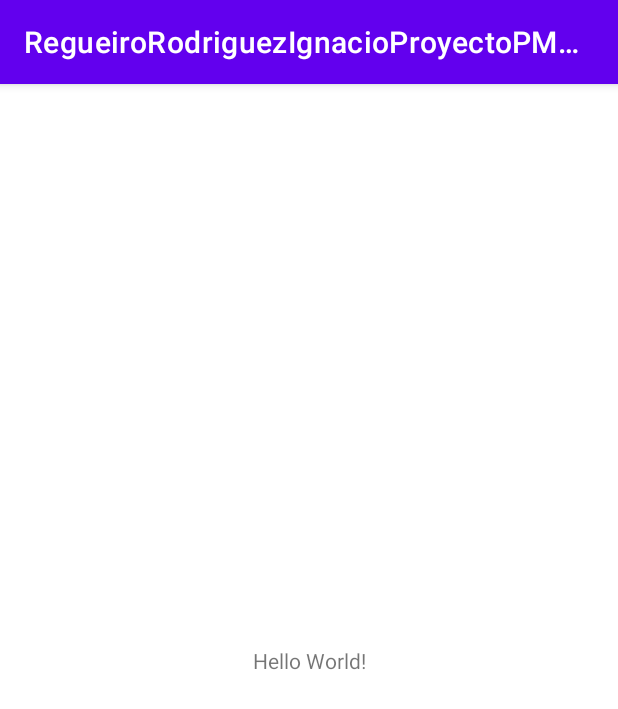
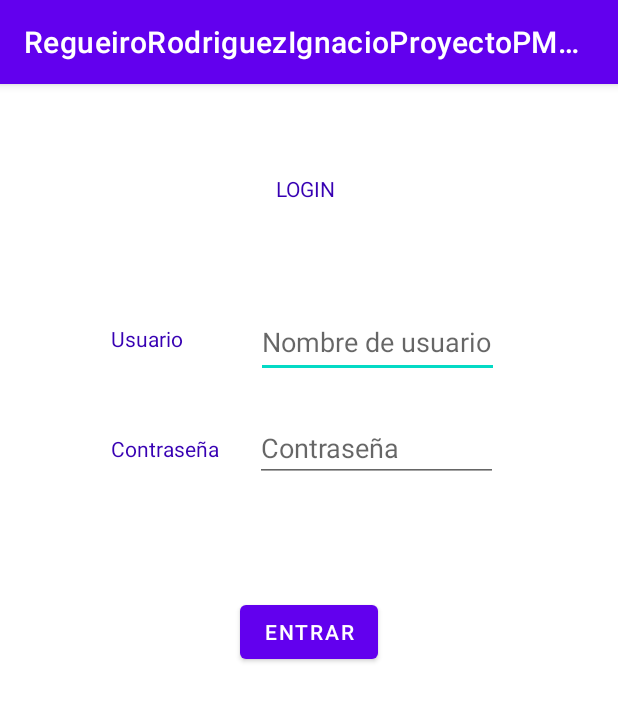
Before and after one commit to nachoregueiro/RegueiroRodriguezIgnacioProyectoPMDM, an Android app: the screen it shows after launch (MainActivity), on a phone screen of 412 x 824 dp. Shown: the top 709 px of the screen. Run offline under Robolectric (Android 15) with nearby library versions, the phone set to English and light mode, and no system bars.

Commit message:
Creado el proyecto.

```diff
--- a/app/src/main/AndroidManifest.xml
+++ b/app/src/main/AndroidManifest.xml
@@ -10,6 +10,9 @@
         android:supportsRtl="true"
         android:theme="@style/Theme.RegueiroRodriguezIgnacioProyectoPMDM">
         <activity
+            android:name=".SegundaActivity"
+            android:exported="true" />
+        <activity
             android:name=".MainActivity"
             android:exported="true">
             <intent-filter>
--- a/app/src/main/java/es/regueirorodriguezignacioproyectopmdm/MainActivity.kt
+++ b/app/src/main/java/es/regueirorodriguezignacioproyectopmdm/MainActivity.kt
@@ -1,11 +1,26 @@
 package es.regueirorodriguezignacioproyectopmdm
 
+import android.content.Intent
 import androidx.appcompat.app.AppCompatActivity
 import android.os.Bundle
+import android.widget.Button
+
 
 class MainActivity : AppCompatActivity() {
+        private lateinit var btEntrar : Button
+
+
     override fun onCreate(savedInstanceState: Bundle?) {
         super.onCreate(savedInstanceState)
         setContentView(R.layout.activity_main)
+
+        btEntrar=findViewById(R.id.btEntrar)
+
+            btEntrar.setOnClickListener{
+                val intent = Intent(this, SegundaActivity::class.java)
+                startActivity(intent)
+            }
     }
+
+
 }
--- a/app/src/main/res/layout/activity_main.xml
+++ b/app/src/main/res/layout/activity_main.xml
@@ -6,13 +6,87 @@
     android:layout_height="match_parent"
     tools:context=".MainActivity">
 
+
     <TextView
+        android:id="@+id/textUsuario"
         android:layout_width="wrap_content"
         android:layout_height="wrap_content"
-        android:text="Hello World!"
-        app:layout_constraintBottom_toBottomOf="parent"
-        app:layout_constraintLeft_toLeftOf="parent"
-        app:layout_constraintRight_toRightOf="parent"
+        android:layout_marginTop="160dp"
+        android:text="Usuario"
+        android:textColor="@color/purple_700"
+        app:layout_constraintEnd_toEndOf="parent"
+        app:layout_constraintHorizontal_bias="0.203"
+        app:layout_constraintStart_toStartOf="parent"
         app:layout_constraintTop_toTopOf="parent" />
 
+    <TextView
+        android:id="@+id/textContraseña"
+        android:layout_width="wrap_content"
+        android:layout_height="wrap_content"
+        android:text="Contraseña"
+        android:textColor="@color/purple_700"
+        app:layout_constraintBottom_toBottomOf="parent"
+        app:layout_constraintEnd_toEndOf="parent"
+        app:layout_constraintHorizontal_bias="0.218"
+        app:layout_constraintStart_toStartOf="parent"
+        app:layout_constraintTop_toBottomOf="@+id/textUsuario"
+        app:layout_constraintVertical_bias="0.095" />
+
+    <EditText
+        android:id="@+id/eTextoUsuario"
+        android:layout_width="162dp"
+        android:layout_height="48dp"
+        android:layout_marginTop="148dp"
+        android:ems="10"
+        android:hint="Nombre de usuario"
+        android:inputType="textPersonName"
+        android:minHeight="48dp"
+        android:textColor="@color/black"
+        app:layout_constraintEnd_toEndOf="parent"
+        app:layout_constraintHorizontal_bias="0.682"
+        app:layout_constraintStart_toStartOf="parent"
+        app:layout_constraintTop_toTopOf="parent" />
+
+    <EditText
+        android:id="@+id/eTextoContraseña"
+        android:layout_width="162dp"
+        android:layout_height="41dp"
+        android:layout_marginTop="28dp"
+        android:ems="10"
+        android:hint="Contraseña"
+        android:inputType="textPersonName"
+        android:minHeight="48dp"
+        android:textColor="@color/black"
+        app:layout_constraintEnd_toEndOf="parent"
+        app:layout_constraintHorizontal_bias="0.233"
+        app:layout_constraintStart_toEndOf="@+id/textContraseña"
+        app:layout_constraintTop_toBottomOf="@+id/eTextoUsuario" />
+
+    <Button
+        android:id="@+id/btEntrar"
+        android:layout_width="wrap_content"
+        android:layout_height="wrap_content"
+        android:layout_marginTop="76dp"
+        android:text="Entrar"
+        app:layout_constraintEnd_toEndOf="parent"
+        app:layout_constraintStart_toStartOf="parent"
+        app:layout_constraintTop_toBottomOf="@+id/eTextoContraseña" />
+
+    <TextView
+        android:id="@+id/textView"
+        android:layout_width="183dp"
+        android:layout_height="38dp"
+        android:layout_marginTop="60dp"
+        android:text="LOGIN"
+        android:textAlignment="center"
+        android:textColor="@color/purple_700"
+        app:layout_constraintBottom_toTopOf="@+id/eTextoUsuario"
+        app:layout_constraintEnd_toEndOf="parent"
+        app:layout_constraintHorizontal_bias="0.491"
+        app:layout_constraintStart_toStartOf="parent"
+        app:layout_constraintTop_toTopOf="parent"
+        app:layout_constraintVertical_bias="0.0" />
+
+
+
 </androidx.constraintlayout.widget.ConstraintLayout>
```
Also changed, not shown: app/src/main/java/es/regueirorodriguezignacioproyectopmdm/SegundaActivity.kt (added, +12 -0 lines), app/src/main/res/layout/activity_segunda.xml (added, +39 -0 lines).
